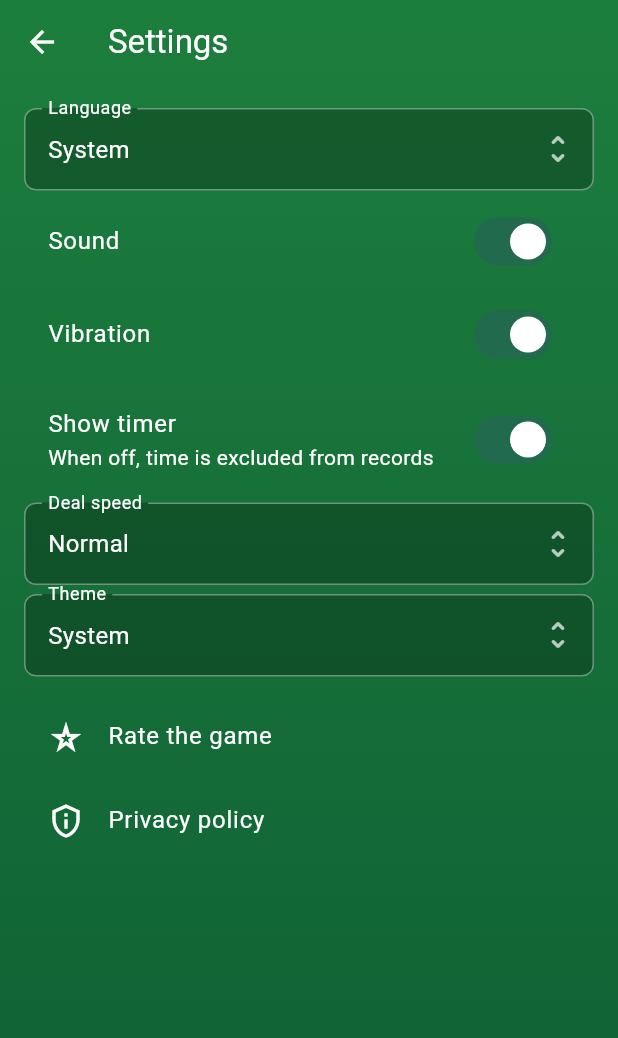
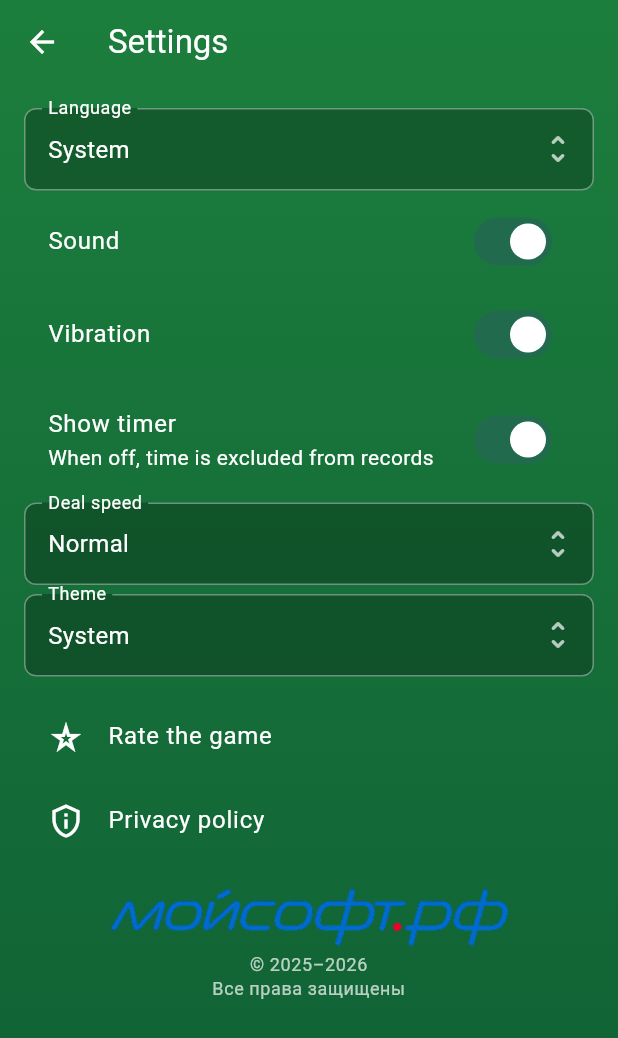
Before and after one commit to Betment76/Solitaire, a Flutter app: the SettingsScreen screen opened by its route, on a phone screen of 412 x 824 dp. Shown: the top 1038 px of the screen. Run offline on Flutter 3.47's test engine with Material 3 defaults, Android fonts, the phone set to English and light mode, and no system bars; our stand-ins replace audioplayers, flutter_riverpod, in_app_review, share_plus, shared_preferences; missing offline and left inert: appmetrica_plugin, flutter_rustore_review, flutter_rustore_update, in_app_update, yandex_mobileads; accounts and stored records are empty.

Commit message:
v1.2.6+15: логотип МойСофт в настройках — тап открывает каталог разработчика RuStore (эталон clickable_logo_widget)

```diff
--- a/lib/features/settings/settings_screen.dart
+++ b/lib/features/settings/settings_screen.dart
@@ -5,6 +5,7 @@ import 'package:flutter_riverpod/flutter_riverpod.dart';
 
 import '../../core/app_table_background.dart';
 import '../../core/store/store_review.dart';
+import '../../shared/widgets/clickable_logo_widget.dart';
 import '../../core/l10n/app_strings.dart';
 import '../../core/models/app_settings.dart';
 import '../../core/providers.dart';
@@ -141,6 +142,9 @@ class SettingsScreen extends ConsumerWidget {
                 title: Text(s.t('privacyPolicy')),
                 onTap: () => Navigator.pushNamed(context, '/privacy'),
               ),
+              const SizedBox(height: 8),
+              // Бренд МойСофт: тап открывает каталог разработчика в RuStore.
+              const Center(child: ClickableLogoWidget()),
             ],
           ),
         ),
--- /dev/null
+++ b/lib/shared/widgets/clickable_logo_widget.dart
@@ -0,0 +1,65 @@
+import 'package:flutter/material.dart';
+import 'package:url_launcher/url_launcher.dart';
+
+/// Кликабельный логотип МойСофт — по нажатию открывается каталог
+/// разработчика в RuStore (правило «Логотип МойСофт»).
+/// Эталон: Заготовки для проектов/clickable_logo_widget.dart.
+class ClickableLogoWidget extends StatelessWidget {
+  /// Путь к картинке логотипа в assets.
+  final String logoAsset;
+
+  /// URL при нажатии (по умолчанию каталог разработчика в RuStore).
+  final String url;
+
+  /// Высота логотипа в пикселях.
+  final double height;
+
+  /// Текст под логотипом (например «© 2025–2026» или null — не показывать).
+  final String? copyrightText;
+
+  const ClickableLogoWidget({
+    super.key,
+    this.logoAsset = 'assets/icons/logoms1.png',
+    this.url = 'https://www.rustore.ru/catalog/developer/2pxggevr',
+    this.height = 40,
+    this.copyrightText = '© 2025–2026\nВсе права защищены',
+  });
+
+  Future<void> _openUrl() async {
+    final uri = Uri.parse(url);
+    if (await canLaunchUrl(uri)) {
+      await launchUrl(uri, mode: LaunchMode.externalApplication);
+    }
+  }
+
+  @override
+  Widget build(BuildContext context) {
+    return Padding(
+      padding: const EdgeInsets.symmetric(horizontal: 16.0, vertical: 8.0),
+      child: Column(
+        mainAxisSize: MainAxisSize.min,
+        children: [
+          GestureDetector(
+            onTap: _openUrl,
+            child: Image.asset(
+              logoAsset,
+              height: height,
+              fit: BoxFit.contain,
+              errorBuilder: (_, _, _) => SizedBox(height: height),
+            ),
+          ),
+          if (copyrightText != null && copyrightText!.isNotEmpty) ...[
+            const SizedBox(height: 4),
+            Text(
+              copyrightText!,
+              textAlign: TextAlign.center,
+              style: Theme.of(context).textTheme.bodySmall?.copyWith(
+                    color: Colors.white70,
+                  ),
+            ),
+          ],
+        ],
+      ),
+    );
+  }
+}
--- a/pubspec.yaml
+++ b/pubspec.yaml
@@ -16,7 +16,7 @@ publish_to: 'none' # Remove this line if you wish to publish to pub.dev
 #https://developer.apple.com/library/archive/documentation/General/Reference/InfoPlistKeyReference/Articles/CoreFoundationKeys.html
 # In Windows, build-name is used as the major, minor, and patch parts
 # of the product and file versions while build-number is used as the build suffix.
-version: 1.2.5+14
+version: 1.2.6+15
 
 environment:
   sdk: ^3.9.0
@@ -45,6 +45,7 @@ dependencies:
   flutter_rustore_review: 10.5.2
   in_app_update: ^5.0.0
   in_app_review: ^2.0.12
+  url_launcher: ^6.3.2
 
 dev_dependencies:
   flutter_test:
@@ -84,6 +85,7 @@ flutter:
 
   assets:
     - assets/icon/
+    - assets/icons/
     - assets/legal/
 
   # An image asset can refer to one or more resolution-specific "variants", see
```
Also changed, not shown: assets/icons/logoms1.png (added), pubspec.lock, 2 other files.
